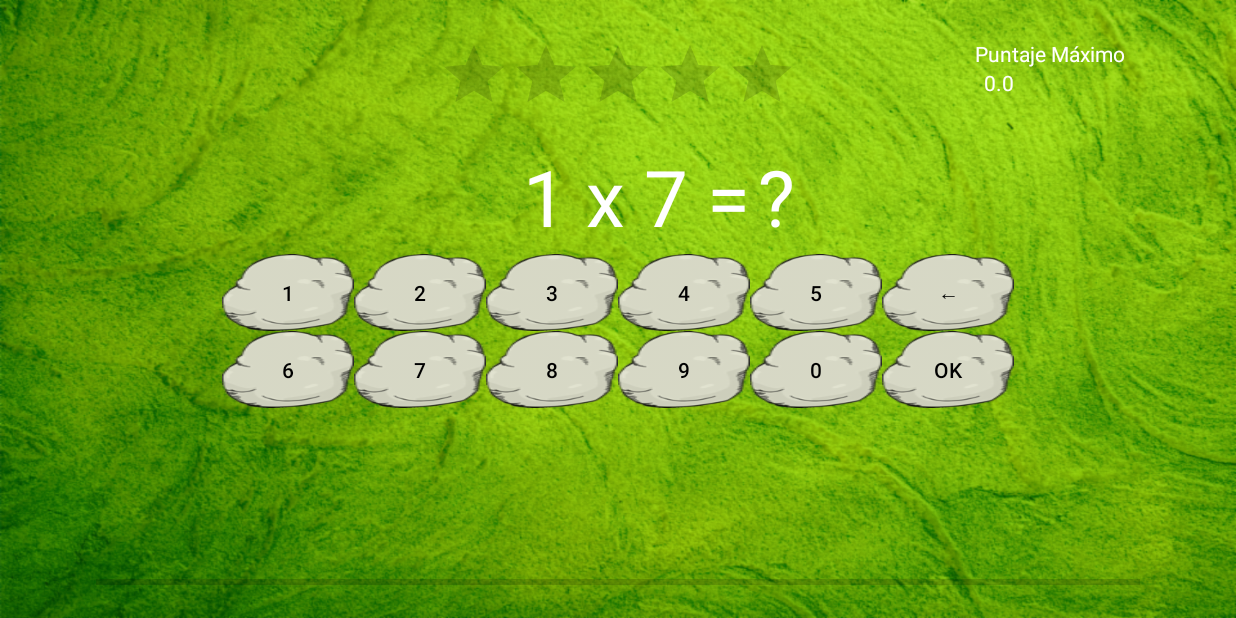
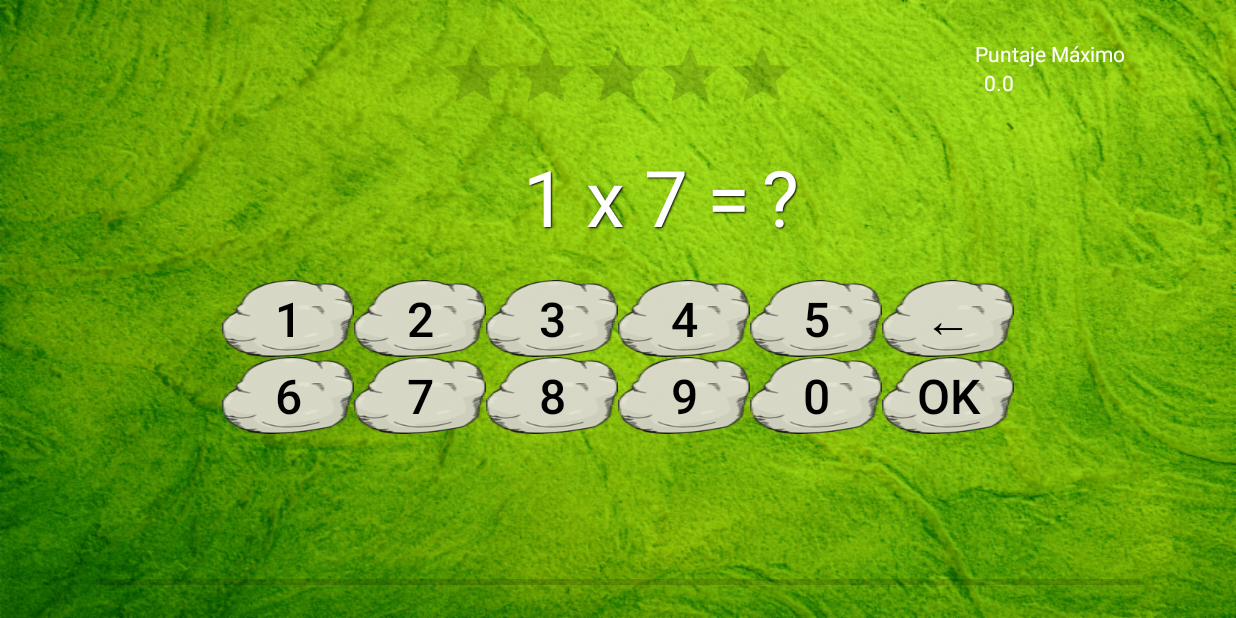
Before and after one commit to miguelpiza93/Mult, an Android app: the screen it shows after launch (GameActivity), after a tap on an icon or button, on a phone screen of 824 x 412 dp (held sideways). Run offline under Robolectric (Android 15) with nearby library versions, the phone set to English and light mode, and no system bars; our stand-ins replace AdMob; 2 other taps on this screen came first.

Commit message:
Cambios en las dimennsiones

```diff
--- a/app/src/main/res/layout/activity_game.xml
+++ b/app/src/main/res/layout/activity_game.xml
@@ -36,8 +36,7 @@
         android:layout_toRightOf="@+id/labQuestion"
         android:layout_marginLeft="5dp"
         android:textAppearance="?android:attr/textAppearanceLarge"
-        android:textColor="#ffffff"
-        android:textSize="52dp"/>
+        style="@style/cuestionStyle"/>
 
     <TextView
         android:id="@+id/labQuestion"
@@ -47,8 +46,7 @@
         android:layout_alignBottom="@+id/txt_Resultado"
         android:layout_alignRight="@+id/Button04"
         android:textAppearance="?android:attr/textAppearanceLarge"
-        android:textColor="#ffffff"
-        android:textSize="52dp"/>
+        style="@style/cuestionStyle"/>
 
     <TextView
         android:id="@+id/txt_Resultado"
@@ -56,7 +54,7 @@
         android:layout_height="wrap_content"
         android:layout_marginTop="80dp"
         android:layout_marginLeft="250dp"
-        android:textSize="52dp"/>
+        style = "@style/cuestionStyle"/>
 
     <Button
         android:id="@+id/Button0"
@@ -67,7 +65,8 @@
         android:textColor="#000000"
         android:layout_toRightOf="@+id/Button09"
         android:background="@drawable/piedra"
-        android:text=" 0 " />
+        android:text=" 0 "
+        android:textSize="@dimen/text_size_piedra"/>
 
     <Button
         android:id="@+id/Button01"
@@ -78,7 +77,8 @@
         android:textColor="#000000"
         android:background="@drawable/piedra"
         android:layout_toLeftOf="@+id/Button02"
-        android:text=" 1 " />
+        android:text=" 1 "
+        android:textSize="@dimen/text_size_piedra"/>
 
     <Button
         android:id="@+id/Button02"
@@ -89,7 +89,8 @@
         android:textColor="#000000"
         android:layout_toLeftOf="@+id/Button03"
         android:background="@drawable/piedra"
-        android:text=" 2 " />
+        android:text=" 2 "
+        android:textSize="@dimen/text_size_piedra"/>
 
     <Button
         android:id="@+id/Button03"
@@ -99,7 +100,8 @@
         android:textColor="#000000"
         android:layout_toLeftOf="@+id/textView1"
         android:background="@drawable/piedra"
-        android:text=" 3 " />
+        android:text=" 3 "
+        android:textSize="@dimen/text_size_piedra"/>
 
     <Button
         android:id="@+id/Button04"
@@ -110,7 +112,8 @@
         android:textColor="#000000"
         android:layout_toRightOf="@+id/Button03"
         android:background="@drawable/piedra"
-        android:text=" 4 " />
+        android:text=" 4 "
+        android:textSize="@dimen/text_size_piedra"/>
 
     <Button
         android:id="@+id/Button05"
@@ -121,7 +124,8 @@
         android:layout_alignBottom="@+id/Button04"
         android:layout_toRightOf="@+id/Button04"
         android:background="@drawable/piedra"
-        android:text=" 5 " />
+        android:text=" 5 "
+        android:textSize="@dimen/text_size_piedra"/>
 
     <Button
         android:id="@+id/Button06"
@@ -131,7 +135,8 @@
         android:layout_below="@+id/Button01"
         android:layout_alignLeft="@+id/Button01"
         android:background="@drawable/piedra"
-        android:text=" 6 " />
+        android:text=" 6 "
+        android:textSize="@dimen/text_size_piedra"/>
 
     <Button
         android:id="@+id/Button07"
@@ -142,7 +147,8 @@
         android:layout_alignBottom="@+id/Button06"
         android:layout_toRightOf="@+id/Button06"
         android:background="@drawable/piedra"
-        android:text=" 7 " />
+        android:text=" 7 "
+        android:textSize="@dimen/text_size_piedra"/>
 
     <Button
         android:id="@+id/Button08"
@@ -153,7 +159,8 @@
         android:layout_alignBottom="@+id/Button07"
         android:layout_toRightOf="@+id/Button07"
         android:background="@drawable/piedra"
-        android:text=" 8 " />
+        android:text=" 8 "
+        android:textSize="@dimen/text_size_piedra"/>
 
     <Button
         android:id="@+id/Button09"
@@ -164,7 +171,8 @@
         android:layout_alignBottom="@+id/Button08"
         android:layout_toRightOf="@+id/Button08"
         android:background="@drawable/piedra"
-        android:text=" 9 " />
+        android:text=" 9 "
+        android:textSize="@dimen/text_size_piedra"/>
 
     <Button
         android:id="@+id/Button10"
@@ -175,7 +183,8 @@
         android:layout_toRightOf="@+id/Button0"
         android:text=" ← "
         android:background="@drawable/piedra"
-        android:textColor="#000000" />
+        android:textColor="#000000"
+        android:textSize="@dimen/text_size_piedra"/>
 
     <TextView
         android:id="@+id/textView1"
@@ -185,7 +194,7 @@
         android:layout_below="@+id/txtAnswer"
         android:layout_centerVertical="true"
         android:layout_centerHorizontal="true"
-        android:layout_marginTop="35dp" />
+        android:layout_marginTop="@dimen/padding_piedra_question" />
 
     <Button
         android:id="@+id/buttonOk"
@@ -196,7 +205,8 @@
         android:layout_alignRight="@+id/Button10"
         android:layout_toRightOf="@+id/Button0"
         android:background="@drawable/piedra"
-        android:text="Ok" />
+        android:text="Ok"
+        android:textSize="@dimen/text_size_piedra"/>
 
     <TextView
         android:id="@+id/puntajeMax"
--- a/app/src/main/res/values-426x320/dimens.xml
+++ b/app/src/main/res/values-426x320/dimens.xml
@@ -1,4 +1,5 @@
 <?xml version="1.0" encoding="utf-8"?>
 <resources>
     <dimen name="text_size_piedra">14dp</dimen>
+    <dimen name="padding_piedra_question">34dp</dimen>
 </resources>
--- a/app/src/main/res/values-470x320/dimens.xml
+++ b/app/src/main/res/values-470x320/dimens.xml
@@ -1,4 +1,6 @@
 <?xml version="1.0" encoding="utf-8"?>
 <resources>
-    <dimen name="text_size_piedra">14dp</dimen>
+    <dimen name="text_size_piedra">20dp</dimen>
+    <dimen name="padding_piedra_question">36dp</dimen>
+
 </resources>
--- a/app/src/main/res/values-640x480/dimens.xml
+++ b/app/src/main/res/values-640x480/dimens.xml
@@ -1,4 +1,5 @@
 <?xml version="1.0" encoding="utf-8"?>
 <resources>
-    <dimen name="text_size_piedra">14dp</dimen>
+    <dimen name="text_size_piedra">24dp</dimen>
+    <dimen name="padding_piedra_question">38dp</dimen>
 </resources>
--- a/app/src/main/res/values-w820dp/dimens.xml
+++ b/app/src/main/res/values-w820dp/dimens.xml
@@ -4,4 +4,6 @@
          would include 7" and 10" devices in landscape (~960dp and ~1280dp respectively). -->
     <dimen name="activity_horizontal_margin">64dp</dimen>
     <dimen name="appbar_height">60dp</dimen>
+    <dimen name="text_size_piedra">32dp</dimen>
+    <dimen name="padding_piedra_question">50dp</dimen>
 </resources>
--- a/app/src/main/res/values/dimens.xml
+++ b/app/src/main/res/values/dimens.xml
@@ -5,4 +5,5 @@
     <dimen name="appbar_padding_top">8dp</dimen>
     <dimen name="appbar_height">50dp</dimen>
     <dimen name="text_size_piedra">14dp</dimen>
+    <dimen name="padding_piedra_question">34dp</dimen>
 </resources>
--- a/app/src/main/res/values/styles.xml
+++ b/app/src/main/res/values/styles.xml
@@ -16,4 +16,14 @@
     <style name="AppTheme.AppBarOverlay" parent="ThemeOverlay.AppCompat.Dark.ActionBar" />
     <style name="AppTheme.PopupOverlay" parent="ThemeOverlay.AppCompat.Light" />
 
+    <style name="cuestionStyle">
+        <item name="android:paddingLeft">4px</item>
+        <item name="android:paddingBottom">4px</item>
+        <item name="android:textColor">#ffffff</item>
+        <item name="android:textSize">52dp</item>
+        <item name="android:shadowColor">#000000</item>
+        <item name="android:shadowDx">1</item>
+        <item name="android:shadowDy">1</item>
+        <item name="android:shadowRadius">1</item>
+    </style>
 </resources>
```
